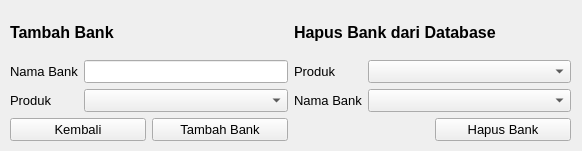
Above: mainFiles/assets/ui/addBankUI.ui from NathanielClarence/telemarketingdb before the change. Below: the same form after it.
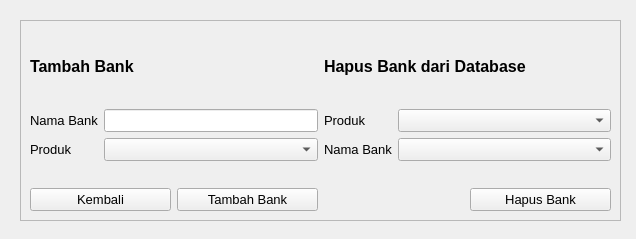
That is the form after the change.

Diff of the .ui file:
```diff
--- a/mainFiles/assets/ui/addBankUI.ui
+++ b/mainFiles/assets/ui/addBankUI.ui
@@ -6,22 +6,36 @@
    <rect>
     <x>0</x>
     <y>0</y>
-    <width>582</width>
-    <height>151</height>
+    <width>636</width>
+    <height>239</height>
    </rect>
   </property>
   <property name="windowTitle">
    <string>Form</string>
   </property>
-  <widget class="QWidget" name="gridLayoutWidget">
+  <widget class="QScrollArea" name="scrollArea">
    <property name="geometry">
     <rect>
-     <x>10</x>
-     <y>10</y>
-     <width>561</width>
-     <height>131</height>
+     <x>20</x>
+     <y>20</y>
+     <width>601</width>
+     <height>201</height>
     </rect>
    </property>
+   <property name="widgetResizable">
+    <bool>true</bool>
+   </property>
+   <widget class="QWidget" name="scrollAreaWidgetContents">
+    <property name="geometry">
+     <rect>
+      <x>0</x>
+      <y>0</y>
+      <width>599</width>
+      <height>199</height>
+     </rect>
+    </property>
+    <layout class="QGridLayout" name="gridLayout_2">
+     <item row="0" column="0">
    <layout class="QGridLayout" name="gridLayout">
     <item row="2" column="0">
      <widget class="QPushButton" name="btn_cancel">
@@ -183,6 +197,9 @@
      </layout>
     </item>
    </layout>
+     </item>
+    </layout>
+   </widget>
   </widget>
  </widget>
  <resources/>
```
Lines whose indentation alone changed are shown as unchanged.
